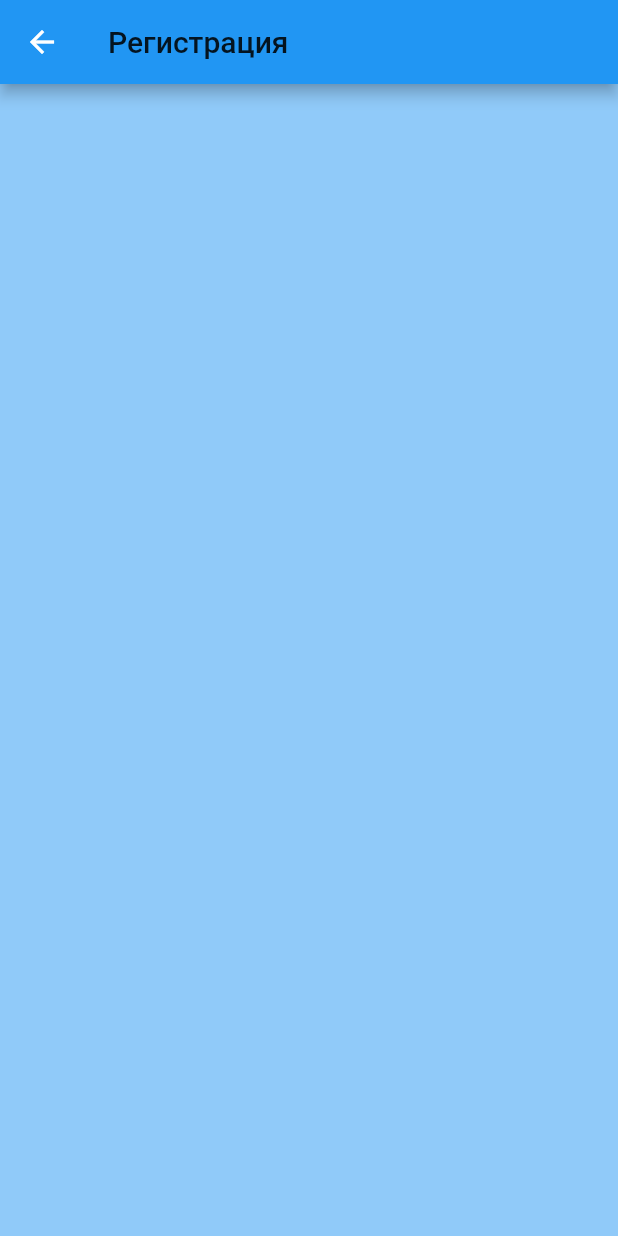
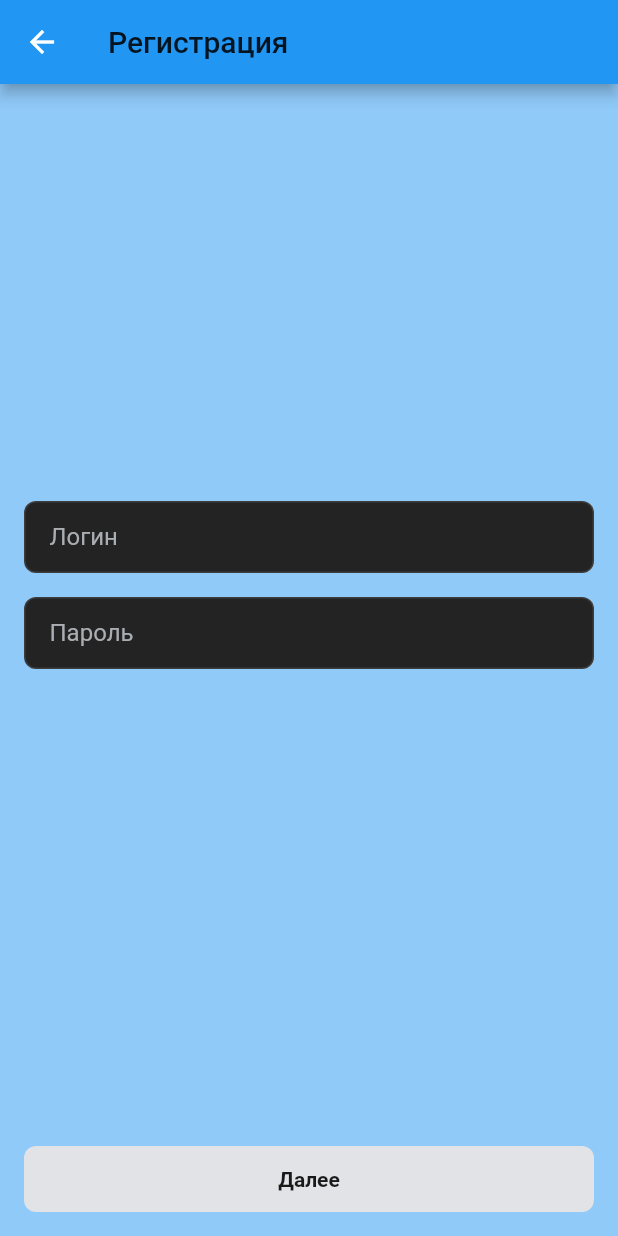
Before and after one commit to semgoSE/diary-school, a Flutter app: the SignUp1 screen opened by its route, on a phone screen of 412 x 824 dp. Run offline on Flutter 3.47's test engine with Material 2 defaults, Android fonts, the phone set to English and light mode, and no system bars; our stand-ins replace flutter_redux, flutter_svg, hexcolor, redux, shared_preferences; accounts and stored records are empty; statements that could not run were skipped.

Commit message:
add sign_up_2, add conreoller for sign_up_1

```diff
--- a/lib/components/input.dart
+++ b/lib/components/input.dart
@@ -12,13 +12,13 @@ class Input extends StatefulWidget {
   bool isPass;
   FocusNode? focusNode;
 
-  Input({
-    this.hint = "",
-    this.textInputAction = TextInputAction.done,
-    this.function,
-    this.isPass = false,
-    this.focusNode,
-  });
+  Input(
+      {this.hint = "",
+      this.textInputAction = TextInputAction.done,
+      this.function,
+      this.isPass = false,
+      this.focusNode,
+      this.controller});
 
   @override
   _InputState createState() => _InputState(
--- a/lib/main.dart
+++ b/lib/main.dart
@@ -1,6 +1,7 @@
 import 'package:diary_app/components/colors.dart';
 import 'package:diary_app/redux/redux.dart';
 import 'package:diary_app/views/authentication/sign_up/sign_up_1.dart';
+import 'package:diary_app/views/authentication/sign_up/sign_up_2.dart';
 import 'package:diary_app/views/start_page.dart';
 import 'package:flutter/material.dart';
 import 'package:flutter_redux/flutter_redux.dart';
@@ -47,6 +48,9 @@ void main() async {
         '/sign_up_1': (BuildContext context) {
           return SignUp1();
         },
+        '/sign_up_2': (BuildContext context) {
+          return SignUp2();
+        },
         '/': (BuildContext context) {
           return Scaffold(
               body: StartPage(), backgroundColor: themeData.backgroundColor);
--- a/lib/views/authentication/sign_up/sign_up_1.dart
+++ b/lib/views/authentication/sign_up/sign_up_1.dart
@@ -1,3 +1,5 @@
+import 'package:diary_app/components/button.dart';
+import 'package:diary_app/components/input.dart';
 import 'package:flutter/cupertino.dart';
 import 'package:flutter/material.dart';
 
@@ -7,6 +9,9 @@ class SignUp1 extends StatefulWidget {
 }
 
 class SignUp1State extends State<SignUp1> {
+  TextEditingController _login = TextEditingController();
+  TextEditingController _pass = TextEditingController();
+
   @override
   Widget build(BuildContext context) {
     return Scaffold(
@@ -14,7 +19,22 @@ class SignUp1State extends State<SignUp1> {
       backgroundColor: Theme.of(context).backgroundColor,
       appBar: AppBar(
           title: Text("Регистрация"), textTheme: Theme.of(context).textTheme),
-      body: Column(),
+      body: Column(children: [
+        Expanded(
+            child: Column(children: [
+          Container(
+              child: Input(hint: "Логин", controller: _login),
+              padding: EdgeInsets.symmetric(vertical: 8, horizontal: 16)),
+          Container(
+              child: Input(hint: "Пароль", controller: _pass),
+              padding: EdgeInsets.fromLTRB(16, 8, 16, 32))
+        ], mainAxisAlignment: MainAxisAlignment.center)),
+        Container(
+            child: MyButton(
+                child: "Далее",
+                disable: (_login.value.text == "" || _pass.value.text == "")),
+            padding: EdgeInsets.symmetric(vertical: 16, horizontal: 16))
+      ]),
     );
   }
 }
```
Also changed, not shown: lib/views/authentication/login.dart (+5 -14 lines), lib/views/authentication/sign_up/sign_up_2.dart (added, +23 -0 lines).
